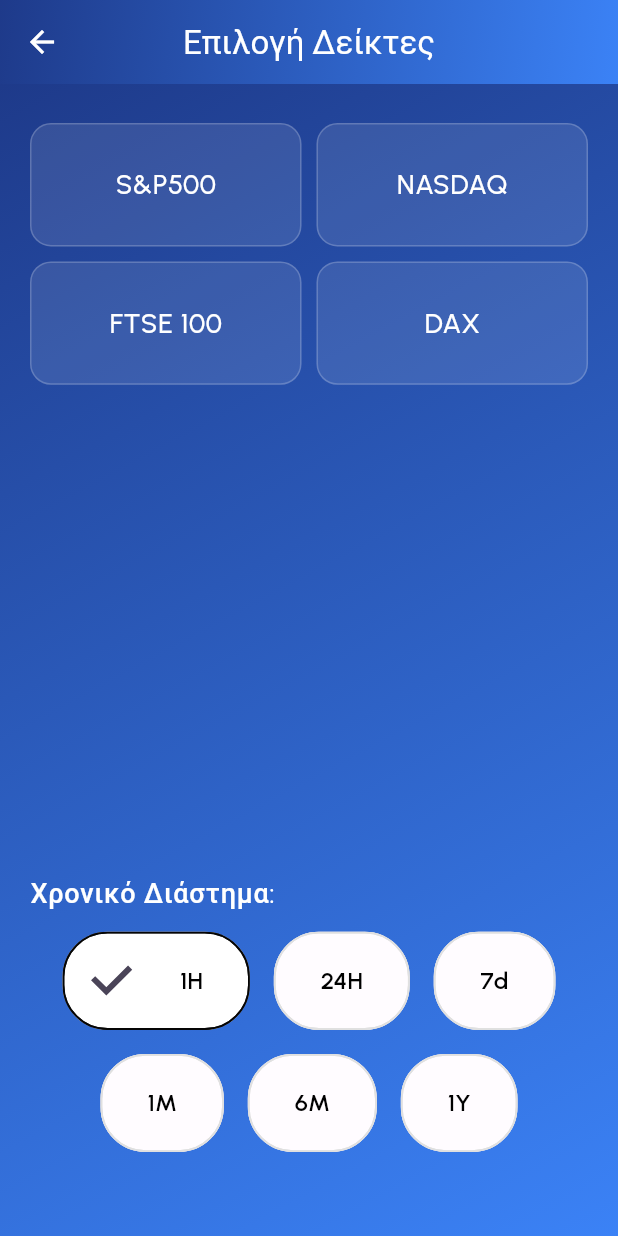
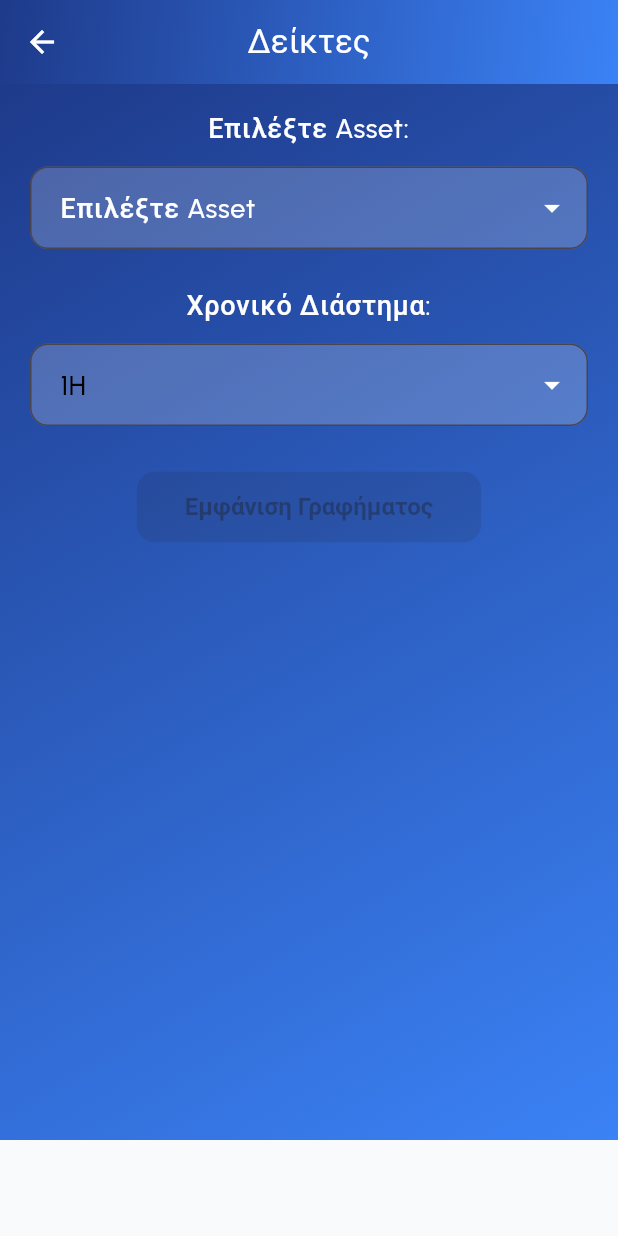
Before and after one commit to spartinos/flutter_app, a Flutter app: the screen it shows after launch, after a tap on "Δείκτες", on a phone screen of 412 x 824 dp. Run offline on Flutter 3.47's test engine with Material 3 defaults, Android fonts, the phone set to English and light mode, and no system bars; our stand-ins replace google_fonts.

Commit message:
Καποιες αλλαγες

```diff
--- a/lib/main.dart
+++ b/lib/main.dart
@@ -24,7 +24,6 @@ class MyApp extends StatelessWidget {
   }
 
   Widget _getScreen(RouteSettings settings) {
-    // Προσθήκη routing logic αν χρειαστεί
     return CategorySelectionScreen();
   }
 }
--- a/lib/screens/asset_selection_screen.dart
+++ b/lib/screens/asset_selection_screen.dart
@@ -11,144 +11,184 @@ class AssetSelectionScreen extends StatefulWidget {
 
 class _AssetSelectionScreenState extends State<AssetSelectionScreen> {
   String? selectedAsset;
-  String selectedRange = '1H';
+  String? selectedRange;
+  bool showChart = false; // Έλεγχος εμφάνισης γραφήματος
 
   final List<String> stockIndexes = ['S&P500', 'NASDAQ', 'FTSE 100', 'DAX'];
   final List<String> cryptos = ['Bitcoin', 'Ethereum', 'Cardano', 'Solana'];
-  final List<String> timeRanges = ['1H', '24H', '7d', '1M', '6M', '1Y'];
+  final List<String> timeRanges = ['1H', '24H', '7d', '1M', '6M'];
+
+  @override
+  void initState() {
+    super.initState();
+    selectedRange = timeRanges.first;
+  }
 
   @override
   Widget build(BuildContext context) {
     final assets = widget.isCrypto ? cryptos : stockIndexes;
     final category = widget.isCrypto ? 'Κρυπτονομίσματα' : 'Δείκτες';
+    final screenHeight = MediaQuery.of(context).size.height;
+
+    bool canShowChart = selectedAsset != null && selectedRange != null;
 
     return SharedScaffold(
-      title: 'Επιλογή $category',
-      child: Padding(
-        padding: const EdgeInsets.symmetric(horizontal: 20, vertical: 16),
-        child: Column(
-          children: [
-            // 🔹 Μικρότερο ύψος για asset buttons ώστε να υπάρχει χώρος για τα υπόλοιπα
-            Flexible(
-              flex: 3,
-              child: GridView.builder(
-                padding: const EdgeInsets.only(top: 10),
-                itemCount: assets.length,
-                gridDelegate: const SliverGridDelegateWithFixedCrossAxisCount(
-                  crossAxisCount: 2,
-                  childAspectRatio: 2.2,
-                  mainAxisSpacing: 10,
-                  crossAxisSpacing: 10,
-                ),
-                itemBuilder: (ctx, index) {
-                  final asset = assets[index];
-                  final isSelected = selectedAsset == asset;
-
-                  return GestureDetector(
-                    onTap: () => setState(() => selectedAsset = asset),
-                    child: Container(
-                      decoration: BoxDecoration(
-                        color: isSelected
-                            ? Colors.white.withOpacity(0.3)
-                            : Colors.white.withOpacity(0.1),
-                        borderRadius: BorderRadius.circular(14),
-                        border: Border.all(
-                          color: isSelected
-                              ? Colors.white
-                              : Colors.white.withOpacity(0.2),
+      title: '$category',
+      child: Container(
+        color: Colors.transparent,
+        child: SingleChildScrollView(
+          child: ConstrainedBox(
+            constraints: BoxConstraints(minHeight: screenHeight - 120),
+            child: Padding(
+              padding: const EdgeInsets.symmetric(horizontal: 20, vertical: 16),
+              child: Column(
+                crossAxisAlignment: CrossAxisAlignment.center,
+                children: [
+                  Text(
+                    'Επιλέξτε Asset:',
+                    style: Theme.of(context).textTheme.bodyLarge,
+                    textAlign: TextAlign.center,
+                  ),
+                  SizedBox(height: 12),
+                  DropdownButtonFormField<String>(
+                    value: selectedAsset,
+                    hint: Text(
+                      'Επιλέξτε Asset',
+                      style: Theme.of(context).textTheme.bodyLarge,
+                    ),
+                    decoration: InputDecoration(
+                      filled: true,
+                      fillColor: Colors.white.withOpacity(0.2),
+                      border: OutlineInputBorder(
+                        borderRadius: BorderRadius.circular(12),
+                        borderSide: BorderSide(
+                          color: Colors.white.withOpacity(0.4),
                         ),
                       ),
+                      contentPadding: EdgeInsets.symmetric(
+                        horizontal: 16,
+                        vertical: 14,
+                      ),
+                    ),
+                    dropdownColor: Colors.white,
+                    iconEnabledColor: Colors.white,
+                    style: Theme.of(
+                      context,
+                    ).textTheme.bodyLarge?.copyWith(color: Colors.black),
+                    items: assets.map((asset) {
+                      return DropdownMenuItem<String>(
+                        value: asset,
+                        child: Text(asset),
+                      );
+                    }).toList(),
+                    onChanged: (value) {
+                      setState(() {
+                        selectedAsset = value;
+                        showChart =
+                            false; // reset εμφάνιση chart όταν αλλάζει το asset
+                      });
+                    },
+                  ),
+
+                  const SizedBox(height: 24),
+
+                  Text(
+                    'Χρονικό Διάστημα:',
+                    style: Theme.of(context).textTheme.bodyLarge,
+                    textAlign: TextAlign.center,
+                  ),
+                  const SizedBox(height: 12),
+
+                  DropdownButtonFormField<String>(
+                    value: selectedRange,
+                    decoration: InputDecoration(
+                      filled: true,
+                      fillColor: Colors.white.withOpacity(0.2),
+                      border: OutlineInputBorder(
+                        borderRadius: BorderRadius.circular(12),
+                        borderSide: BorderSide(
+                          color: Colors.white.withOpacity(0.4),
+                        ),
+                      ),
+                      contentPadding: EdgeInsets.symmetric(
+                        horizontal: 16,
+                        vertical: 14,
+                      ),
+                    ),
+                    dropdownColor: Colors.white,
+                    iconEnabledColor: Colors.white,
+                    style: Theme.of(
+                      context,
+                    ).textTheme.bodyLarge?.copyWith(color: Colors.black),
+                    items: timeRanges.map((range) {
+                      return DropdownMenuItem<String>(
+                        value: range,
+                        child: Text(range),
+                      );
+                    }).toList(),
+                    onChanged: (value) {
+                      setState(() {
+                        selectedRange = value;
+                        showChart =
+                            false; // reset εμφάνιση chart όταν αλλάζει το range
+                      });
+                    },
+                  ),
+
+                  const SizedBox(height: 30),
+
+                  ElevatedButton(
+                    onPressed: canShowChart
+                        ? () {
+                            setState(() {
+                              showChart = true;
+                            });
+                          }
+                        : null,
+                    child: Text('Εμφάνιση Γραφήματος'),
+                    style: ElevatedButton.styleFrom(
+                      padding: EdgeInsets.symmetric(
+                        horizontal: 32,
+                        vertical: 14,
+                      ),
+                      textStyle: TextStyle(
+                        fontSize: 16,
+                        fontWeight: FontWeight.bold,
+                      ),
+                      shape: RoundedRectangleBorder(
+                        borderRadius: BorderRadius.circular(12),
+                      ),
+                    ),
+                  ),
+
+                  const SizedBox(height: 30),
+
+                  if (showChart)
+                    Container(
+                      width: double.infinity,
+                      height: 300,
+                      decoration: BoxDecoration(
+                        color: Colors.white.withOpacity(0.15),
+                        borderRadius: BorderRadius.circular(16),
+                        border: Border.all(
+                          color: Colors.white.withOpacity(0.25),
+                        ),
+                      ),
+                      padding: const EdgeInsets.all(20),
                       child: Center(
                         child: Text(
-                          asset,
+                          '📈 Το γράφημα για το $selectedAsset με χρονικό διάστημα $selectedRange θα εμφανιστεί εδώ',
                           style: Theme.of(context).textTheme.bodyLarge,
+                          textAlign: TextAlign.center,
                         ),
                       ),
                     ),
-                  );
-                },
+                ],
               ),
             ),
-
-            const SizedBox(height: 24),
-
-            // 🔹 Χρονικό Διάστημα
-            Align(
-              alignment: Alignment.centerLeft,
-              child: Text(
-                'Χρονικό Διάστημα:',
-                style: Theme.of(context).textTheme.bodyLarge,
-              ),
-            ),
-            const SizedBox(height: 12),
-
-            // 🔹 Χρονικά κουμπιά
-            Wrap(
-              alignment: WrapAlignment.center,
-              spacing: 16,
-              runSpacing: 16,
-              children: timeRanges
-                  .map((range) => _buildRangeChip(range))
-                  .toList(),
-            ),
-
-            const SizedBox(height: 30),
-
-            // 🔹 Προβολή Αποτελεσμάτων πιο ψηλά
-            if (selectedAsset != null)
-              ElevatedButton(
-                style: ElevatedButton.styleFrom(
-                  backgroundColor: Colors.white.withOpacity(0.2),
-                  foregroundColor: Colors.white,
-                  padding: const EdgeInsets.symmetric(
-                    horizontal: 24,
-                    vertical: 16,
-                  ),
-                  shape: RoundedRectangleBorder(
-                    borderRadius: BorderRadius.circular(12),
-                    side: BorderSide(color: Colors.white.withOpacity(0.3)),
-                  ),
-                ),
-                onPressed: () => _showResults(context),
-                child: const Text('Προβολή Αποτελεσμάτων'),
-              ),
-
-            const SizedBox(height: 10),
-          ],
+          ),
         ),
       ),
     );
   }
-
-  Widget _buildRangeChip(String range) {
-    final isSelected = range == selectedRange;
-    return ChoiceChip(
-      label: Padding(
-        padding: const EdgeInsets.symmetric(horizontal: 14, vertical: 12),
-        child: Text(
-          range,
-          style: TextStyle(
-            fontSize: 16,
-            fontWeight: FontWeight.w600,
-            color: Colors.black,
-          ),
-        ),
-      ),
-      selected: isSelected,
-      onSelected: (_) => setState(() => selectedRange = range),
-      selectedColor: Colors.white,
-      backgroundColor: Colors.white.withOpacity(0.6),
-      shape: RoundedRectangleBorder(
-        borderRadius: BorderRadius.circular(30),
-        side: BorderSide(
-          color: isSelected ? Colors.black87 : Colors.grey.shade300,
-          width: 1.2,
-        ),
-      ),
-    );
-  }
-
-  void _showResults(BuildContext context) {
-    // TODO: Σύνδεση με API ή μετάβαση σε νέα οθόνη
-  }
 }
--- a/lib/screens/prediction_page.dart
+++ b/lib/screens/prediction_page.dart
@@ -5,8 +5,7 @@ class PredictionScreen extends StatelessWidget {
   final String index;
   final String range;
 
-  const PredictionScreen({Key? key, required this.index, required this.range})
-    : super(key: key);
+  const PredictionScreen({super.key, required this.index, required this.range});
 
   @override
   Widget build(BuildContext context) {
--- a/lib/theme/app_theme.dart
+++ b/lib/theme/app_theme.dart
@@ -38,7 +38,6 @@ final ThemeData appTheme = ThemeData(
       color: Colors.white,
     ),
   ),
-
   extensions: <ThemeExtension<dynamic>>[
     CustomColors(
       backgroundGradient: LinearGradient(
@@ -55,7 +54,7 @@ class CustomColors extends ThemeExtension<CustomColors> {
   CustomColors({required this.backgroundGradient});
 
   @override
-  ThemeExtension<CustomColors> copyWith({LinearGradient? backgroundGradient}) {
+  CustomColors copyWith({LinearGradient? backgroundGradient}) {
     return CustomColors(
       backgroundGradient: backgroundGradient ?? this.backgroundGradient,
     );
--- a/lib/widgets/stat_card.dart
+++ b/lib/widgets/stat_card.dart
@@ -4,8 +4,7 @@ class StatCard extends StatelessWidget {
   final String label;
   final String value;
 
-  const StatCard({Key? key, required this.label, required this.value})
-    : super(key: key);
+  const StatCard({super.key, required this.label, required this.value});
 
   @override
   Widget build(BuildContext context) {
```
